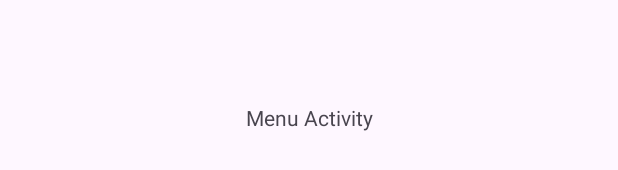
After one commit to mfitrahrmd/DicodingBelajar_Fundamental_Aplikasi_Android, an Android app: the layout activity_menu.xml on its own in the app's theme, with its tools: preview values and no code run, on a phone screen of 412 x 824 dp. The commit adds this screen. Shown: the part 501-671 px from the top of the screen. Run offline under Robolectric (Android 15) with nearby library versions, the phone set to English and light mode, and no system bars.

```diff
--- a/app/src/main/AndroidManifest.xml
+++ b/app/src/main/AndroidManifest.xml
@@ -13,6 +13,9 @@
         android:theme="@style/Theme.DicodingBelajar_Fundamental_Aplikasi_Android"
         tools:targetApi="31">
         <activity
+            android:name=".MenuActivity"
+            android:exported="false" />
+        <activity
             android:name=".MainActivity"
             android:exported="true">
             <intent-filter>
--- /dev/null
+++ b/app/src/main/res/drawable/baseline_announcement_24.xml
@@ -0,0 +1,5 @@
+<vector android:autoMirrored="true" android:height="24dp"
+    android:tint="#000000" android:viewportHeight="24"
+    android:viewportWidth="24" android:width="24dp" xmlns:android="http://schemas.android.com/apk/res/android">
+    <path android:fillColor="@android:color/white" android:pathData="M20,2L4,2c-1.1,0 -1.99,0.9 -1.99,2L2,22l4,-4h14c1.1,0 2,-0.9 2,-2L22,4c0,-1.1 -0.9,-2 -2,-2zM13,11h-2L11,5h2v6zM13,15h-2v-2h2v2z"/>
+</vector>
--- /dev/null
+++ b/app/src/main/res/layout/activity_menu.xml
@@ -0,0 +1,18 @@
+<?xml version="1.0" encoding="utf-8"?>
+<androidx.constraintlayout.widget.ConstraintLayout xmlns:android="http://schemas.android.com/apk/res/android"
+    xmlns:app="http://schemas.android.com/apk/res-auto"
+    xmlns:tools="http://schemas.android.com/tools"
+    android:layout_width="match_parent"
+    android:layout_height="match_parent"
+    tools:context=".MenuActivity">
+
+    <TextView
+        android:layout_width="wrap_content"
+        android:layout_height="wrap_content"
+        android:text="Menu Activity"
+        app:layout_constraintBottom_toBottomOf="parent"
+        app:layout_constraintEnd_toEndOf="parent"
+        app:layout_constraintStart_toStartOf="parent"
+        app:layout_constraintTop_toTopOf="parent" />
+
+</androidx.constraintlayout.widget.ConstraintLayout>
--- a/app/src/main/res/values/strings.xml
+++ b/app/src/main/res/values/strings.xml
@@ -1,3 +1,5 @@
 <resources>
-    <string name="app_name">Dicoding-Belajar_Fundamental_Aplikasi_Android</string>
+    <string name="app_name">Dicoding</string>
+    <!-- TODO: Remove or change this placeholder text -->
+    <string name="hello_blank_fragment">Hello blank fragment</string>
 </resources>
```
Also changed, not shown: app/src/main/java/com/mfitrahrmd/dicoding_belajar_fundamental_aplikasi_android/MainActivity.kt (+32 -0 lines), app/src/main/java/com/mfitrahrmd/dicoding_belajar_fundamental_aplikasi_android/MenuActivity.kt (added, +11 -0 lines), app/src/main/java/com/mfitrahrmd/dicoding_belajar_fundamental_aplikasi_android/MenuFragment.kt (added, +59 -0 lines), app/src/main/res/layout/activity_main.xml (+27 -2 lines), app/src/main/res/layout/fragment_menu.xml (added, +14 -0 lines), app/src/main/res/menu/option_menu.xml (added, +18 -0 lines).
